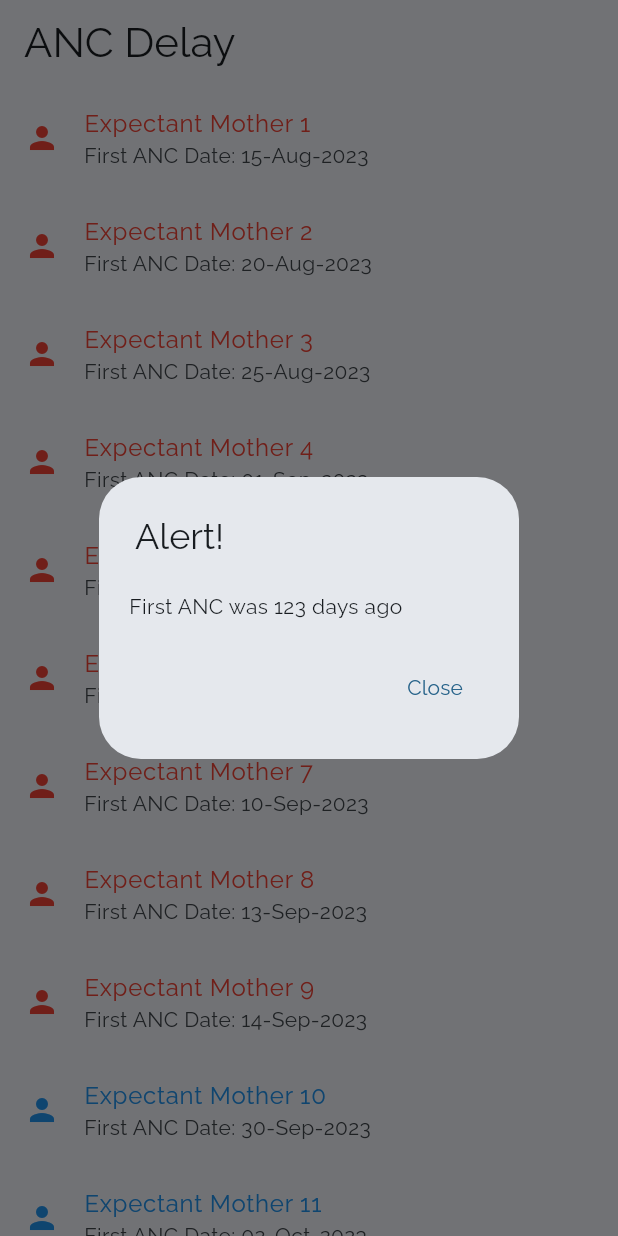
After one commit to adityakumar9358/TaayiMagu, a Flutter app: the DelayScreen screen opened by its route, after a tap on "Expectant Mother 1", on a phone screen of 412 x 824 dp. The commit adds this screen. Run offline on Flutter 3.47's test engine with Material 3 defaults, Android fonts, the phone set to English and light mode, and no system bars; our stand-ins replace fl_chart; missing offline and left inert: dart:ffi; generated files the repository leaves out were written again.

Commit message:
Updates on Asha Worker Side Of App

```diff
--- a/lib/screens/complaint_screen.dart
+++ b/lib/screens/complaint_screen.dart
@@ -2,7 +2,7 @@ import 'package:flutter/material.dart';
 import 'package:haem_suraksha/utils/helper_functions.dart';
 
 class ComplaintScreen extends StatefulWidget {
-  ComplaintScreen({super.key});
+  const ComplaintScreen({super.key});
 
   @override
   _ComplaintScreenState createState() => _ComplaintScreenState();
@@ -117,12 +117,12 @@ class _ComplaintScreenState extends State<ComplaintScreen> {
                   left: 15.0, right: 15.0, top: 15, bottom: 0),
               child: FilledButton(
                 style: FilledButton.styleFrom(
-                  minimumSize: Size.fromHeight(50),
+                  minimumSize: const Size.fromHeight(50),
                 ),
                 onPressed: () {
                   Navigator.pushNamed(context, '/home');
                 },
-                child: Text(
+                child: const Text(
                   'Submit', //'ಸಲ್ಲಿಸು',
                   style: TextStyle(
                     fontSize: 18,
--- /dev/null
+++ b/lib/screens/delay_screen.dart
@@ -0,0 +1,84 @@
+import 'package:flutter/material.dart';
+import 'package:intl/intl.dart';
+
+class DelayScreen extends StatefulWidget {
+  const DelayScreen({super.key});
+
+  @override
+  _DelayScreenState createState() => _DelayScreenState();
+}
+
+class Patient {
+  final String name;
+  final DateTime firstAncDate;
+
+  Patient(this.name, this.firstAncDate);
+}
+
+class _DelayScreenState extends State<DelayScreen> {
+  final List<Patient> patients = [
+    Patient('Expectant Mother 1', DateTime.parse('2023-08-15 15:30:00')),
+    Patient('Expectant Mother 2', DateTime.parse('2023-08-20 10:15:00')),
+    Patient('Expectant Mother 3', DateTime.parse('2023-08-25 14:00:00')),
+    Patient('Expectant Mother 4', DateTime.parse('2023-09-01 11:30:00')),
+    Patient('Expectant Mother 5', DateTime.parse('2023-09-05 10:15:00')),
+    Patient('Expectant Mother 6', DateTime.parse('2023-09-07 16:30:00')),
+    Patient('Expectant Mother 7', DateTime.parse('2023-09-10 12:15:00')),
+    Patient('Expectant Mother 8', DateTime.parse('2023-09-13 15:10:00')),
+    Patient('Expectant Mother 9', DateTime.parse('2023-09-14 13:01:00')),
+    Patient('Expectant Mother 10', DateTime.parse('2023-09-30 11:35:00')),
+    Patient('Expectant Mother 11', DateTime.parse('2023-10-02 15:05:00')),
+  ];
+
+  @override
+  Widget build(BuildContext context) {
+    ThemeData theme = Theme.of(context);
+    return Scaffold(
+      appBar: AppBar(
+        title: Text(
+          "ANC Delay",
+          style: theme.textTheme.headlineMedium,
+          textAlign: TextAlign.left,
+        ),
+        automaticallyImplyLeading: false,
+      ),
+      body: ListView.builder(
+        itemCount: patients.length,
+        itemBuilder: (context, index) {
+          return ListTile(
+            leading: Icon(
+              Icons.person,
+              color: patients[index].firstAncDate.add(Duration(days: 90)).isBefore(DateTime.now())
+                  ? Colors.red
+                  : Colors.blue,
+            ), // Icon for patients
+            title: Text(patients[index].name,
+                style: TextStyle(
+                  color: patients[index].firstAncDate.add(Duration(days: 90)).isBefore(DateTime.now())
+                      ? Colors.red
+                      : Colors.blue,
+                )),
+            subtitle: Text(
+              'First ANC Date: ${DateFormat('dd-MMM-yyyy').format(patients[index].firstAncDate)}',
+            ),
+            onTap: () {
+              showDialog(
+                context: context,
+                builder: (context) => AlertDialog(
+                  actions: [
+                    TextButton(onPressed: () {
+                      Navigator.pop(context);
+                    }, child: Text('Close'))
+                  ],
+                  title: const Text('Alert!'),
+                  contentPadding: const EdgeInsets.all(20),
+                  content: Text ('First ANC was ${(patients[index].firstAncDate.difference(DateTime.now()).inDays)*-1} days ago'),
+                )
+                );
+            },
+          );
+        },
+      ),
+    );
+  }
+}
--- a/lib/screens/faq_screen.dart
+++ b/lib/screens/faq_screen.dart
@@ -1,8 +1,7 @@
 import 'package:flutter/material.dart';
-import 'package:haem_suraksha/utils/helper_functions.dart';
 
 class FAQScreen extends StatefulWidget {
-  FAQScreen({super.key});
+  const FAQScreen({super.key});
 
   @override
   _FAQScreen createState() => _FAQScreen();
--- a/lib/screens/list_screen.dart
+++ b/lib/screens/list_screen.dart
@@ -1,10 +1,8 @@
 import 'package:flutter/material.dart';
-import 'package:flutter/material.dart';
-import 'package:haem_suraksha/utils/helper_functions.dart';
 import 'package:intl/intl.dart';
 
 class ListScreen extends StatefulWidget {
-  ListScreen({super.key});
+  const ListScreen({super.key});
 
   @override
   _ListScreenState createState() => _ListScreenState();
@@ -28,7 +26,6 @@ class _ListScreenState extends State<ListScreen> {
     Patient('Expectant Mother 7', DateTime.parse('2023-12-06 15:30:00')),
     Patient('Expectant Mother 8', DateTime.parse('2023-12-06 15:30:00')),
     Patient('Expectant Mother 9', DateTime.parse('2023-12-07 15:30:00')),
-    // Add more patient data here
   ];
 
   @override
--- /dev/null
+++ b/lib/screens/monthwise_delay_screen.dart
@@ -0,0 +1,127 @@
+import 'package:flutter/material.dart';
+import 'package:intl/intl.dart';
+
+class MonthwiseDelay extends StatefulWidget {
+  const MonthwiseDelay({super.key});
+
+  @override
+  State<MonthwiseDelay> createState() => _MonthwiseDelayState();
+}
+
+class Patient {
+  final String name;
+  final DateTime MissedDate;
+
+  Patient(this.name, this.MissedDate);
+}
+
+class _MonthwiseDelayState extends State<MonthwiseDelay> {
+  final List<Patient> patients = [
+    Patient('Expectant Mother 1', DateTime.parse('2023-08-15 15:30:00')),
+    Patient('Expectant Mother 2', DateTime.parse('2023-08-20 10:15:00')),
+    Patient('Expectant Mother 3', DateTime.parse('2023-08-25 14:00:00')),
+    Patient('Expectant Mother 4', DateTime.parse('2023-09-01 11:30:00')),
+    Patient('Expectant Mother 5', DateTime.parse('2023-09-05 10:15:00')),
+    Patient('Expectant Mother 6', DateTime.parse('2023-09-07 16:30:00')),
+    Patient('Expectant Mother 7', DateTime.parse('2023-09-10 12:15:00')),
+    Patient('Expectant Mother 8', DateTime.parse('2023-09-13 15:10:00')),
+    Patient('Expectant Mother 9', DateTime.parse('2023-09-14 13:01:00')),
+    Patient('Expectant Mother 10', DateTime.parse('2023-09-30 11:35:00')),
+    Patient('Expectant Mother 11', DateTime.parse('2023-10-02 15:05:00')),
+    Patient('Expectant Mother 12', DateTime.parse('2023-10-17 16:10:00')),
+    Patient('Expectant Mother 13', DateTime.parse('2023-11-15 13:21:00')),
+    Patient('Expectant Mother 14', DateTime.parse('2023-11-24 09:35:00')),
+    Patient('Expectant Mother 15', DateTime.parse('2023-12-01 13:05:00')),
+    Patient('Expectant Mother 15', DateTime.parse('2023-12-11 16:05:00'))
+  ];
+
+  Map<String, List<Patient>> groupedPatients = {};
+
+  @override
+  void initState() {
+    super.initState();
+    groupPatientsByMonth();
+  }
+
+  void groupPatientsByMonth() {
+    groupedPatients.clear();
+
+    for (var patient in patients) {
+      final monthYear = DateFormat('MMMM yyyy').format(patient.MissedDate);
+      if (!groupedPatients.containsKey(monthYear)) {
+        groupedPatients[monthYear] = [];
+      }
+      groupedPatients[monthYear]?.add(patient);
+    }
+  }
+
+ @override
+Widget build(BuildContext context) {
+  ThemeData theme = Theme.of(context);
+  return Scaffold(
+    appBar: AppBar(
+      title: Text(
+        "Monthwise Delay",
+        style: theme.textTheme.headlineMedium,
+        textAlign: TextAlign.left,
+      ),
+      automaticallyImplyLeading: false,
+    ),
+    body: ListView.builder(
+      itemCount: groupedPatients.keys.length, // Corrected line
+      itemBuilder: (context, index) {
+        final monthYear = groupedPatients.keys.elementAt(index);
+        final patientsInMonth = groupedPatients[monthYear] ?? [];
+
+        return ExpansionTile(
+          title: Text(monthYear),
+          children: patientsInMonth.map((patient) {
+            return ListTile(
+              leading: Icon(
+                Icons.person,
+                color: patient.MissedDate
+                            .add(Duration(days: 90))
+                            .isBefore(DateTime.now())
+                    ? Colors.red
+                    : Colors.blue,
+              ),
+              title: Text(
+                patient.name,
+                style: TextStyle(
+                  color: patient.MissedDate
+                              .add(Duration(days: 90))
+                              .isBefore(DateTime.now())
+                      ? Colors.red
+                      : Colors.blue,
+                ),
+              ),
+              subtitle: Text(
+                'Missed Appointment Date: ${DateFormat('dd-MMM-yyyy').format(patient.MissedDate)}',
+              ),
+              onTap: () {
+                showDialog(
+                  context: context,
+                  builder: (context) => AlertDialog(
+                    actions: [
+                      TextButton(
+                        onPressed: () {
+                          Navigator.pop(context);
+                        },
+                        child: Text('Close'),
+                      )
+                    ],
+                    title: const Text('Alert!'),
+                    contentPadding: const EdgeInsets.all(20),
+                    content:
+                        Text('Missed Appointment ${(patient.MissedDate.difference(DateTime.now()).inDays) * -1} days ago'),
+                  ),
+                );
+              },
+            );
+          }).toList(),
+        );
+      },
+    ),
+  );
+}
+}
--- a/lib/screens/profile_screen.dart
+++ b/lib/screens/profile_screen.dart
@@ -1,9 +1,7 @@
 import 'package:flutter/material.dart';
-import 'package:flutter/material.dart';
-import 'package:haem_suraksha/utils/helper_functions.dart';
 
 class ProfileScreen extends StatefulWidget {
-  ProfileScreen({super.key});
+  const ProfileScreen({super.key});
 
   @override
   _ProfileScreen createState() => _ProfileScreen();
--- a/pubspec.yaml
+++ b/pubspec.yaml
@@ -7,6 +7,7 @@ environment:
   sdk: ">=3.1.0 <4.0.0"
 
 dependencies:
+  fl_chart: ^0.65.0
   intl: any
   url_launcher: ^6.1.14
   flutter:
@@ -16,7 +17,7 @@ dependencies:
 dev_dependencies:
   flutter_test:
     sdk: flutter
-  flutter_lints: ^2.0.0
+  flutter_lints: ^3.0.1
 
 flutter:
   uses-material-design: true
```
Also changed, not shown: lib/main.dart (+18 -8 lines), lib/screens/caretaker_screen.dart (+40 -10 lines), lib/screens/hb_chart_screen.dart (added, +175 -0 lines), lib/screens/home_screen.dart (+12 -12 lines), lib/screens/login_screen.dart (+11 -11 lines), lib/screens/splash_screen.dart (+7 -7 lines), lib/screens/warnings.dart (added, +139 -0 lines), lib/widgets/button_container.dart (+5 -5 lines), pubspec.lock, 1 other file.
